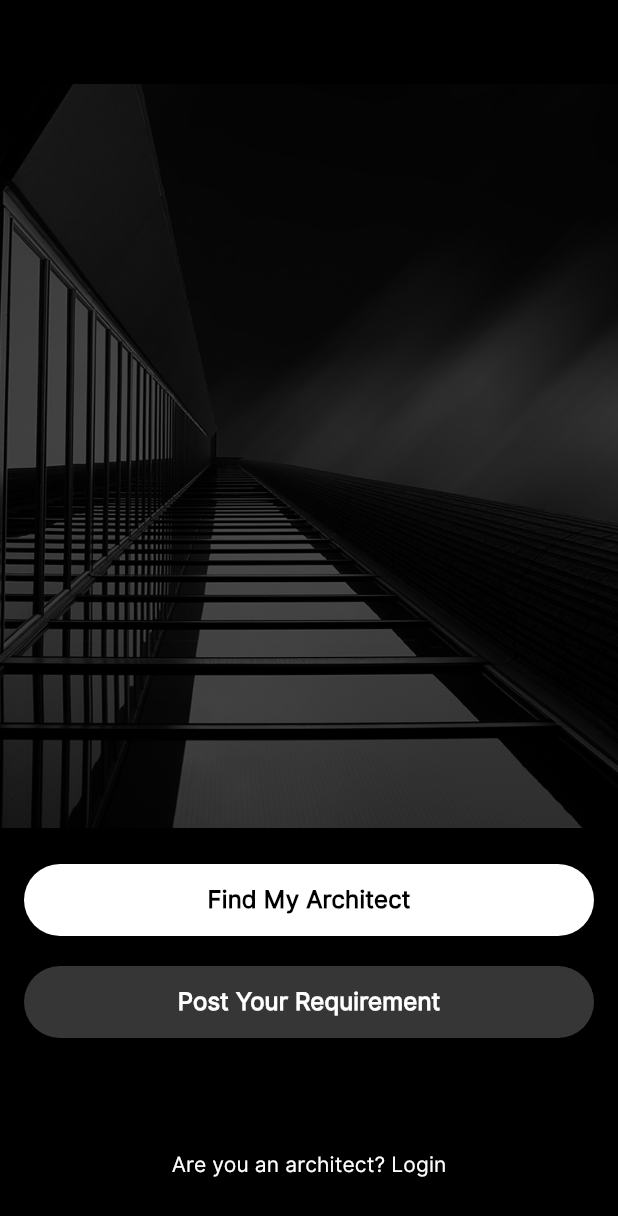
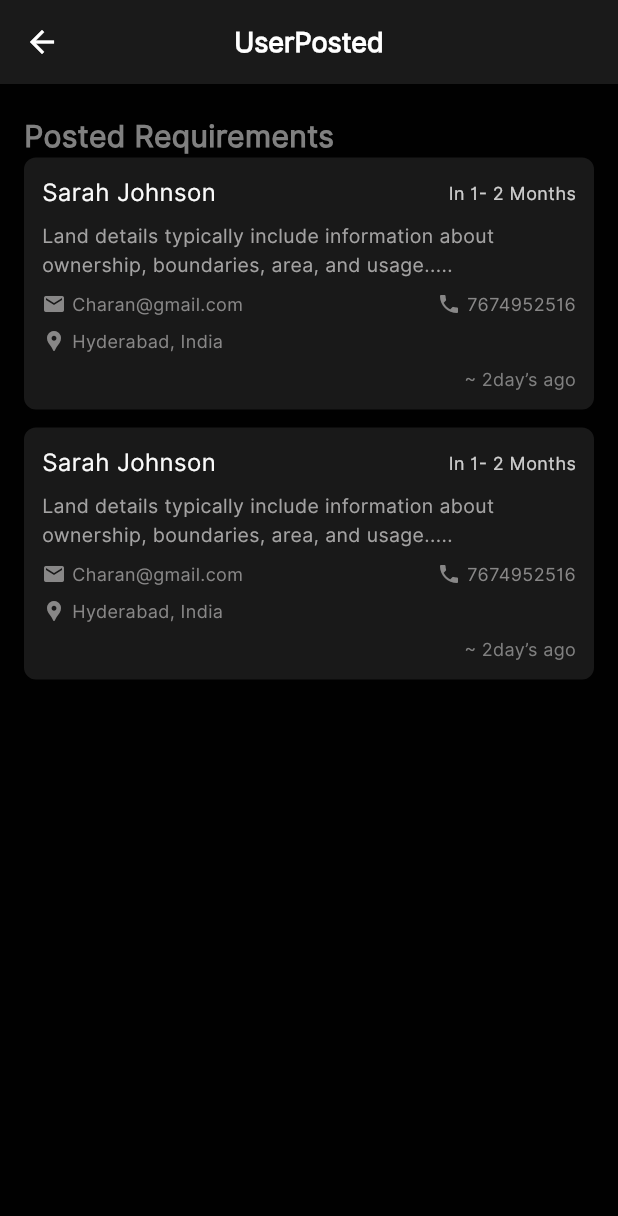
Before and after one commit to SaicharanGattu02/architecture, a Flutter app: the screen it shows after launch, on a phone screen of 412 x 824 dp. Shown: the top 1216 px of the screen. Run offline on Flutter 3.47's test engine with Material 3 defaults, Android fonts, the phone set to English and light mode, and no system bars; our stand-ins replace animate_do, dio, dropdown_button2, equatable, file_picker, flutter_bloc and 10 more; missing offline and left inert: dart:ffi, flutter_touch_ripple.

Commit message:
committed by charan 19/06/2025 at 2:05 PM

```diff
--- a/lib/app_routes/router.dart
+++ b/lib/app_routes/router.dart
@@ -6,7 +6,7 @@ import 'package:go_router/go_router.dart';
 import '../presentation/ArchitechProfile.dart';
 import '../authentication/LoginScreen.dart';
 import '../authentication/Register/AddProject.dart';
-import '../authentication/Register/CompanyProfileSetupScreen.dart';
+import '../presentation/ArchitectProfileSetup.dart';
 import '../authentication/Register/Otp.dart';
 import '../authentication/Register/Payment.dart';
 import '../authentication/Register/ProfileCreated.dart';
@@ -14,9 +14,11 @@ import '../authentication/Register/SubScription.dart';
 import '../presentation/PostYourRequirement.dart';
 import '../presentation/PostYourRequirementSuccessfully.dart';
 import '../presentation/SplashScreen.dart';
+import '../presentation/UserPosted.dart';
+import '../presentation/UserPostedDetails.dart';
 import '../presentation/onboarding.dart';
 import '../presentation/selectState.dart';
-import '../presentation/architectureDetails.dart';
+import '../presentation/ArchitectureDetails.dart';
 import '../authentication/Register/createProfile.dart';
 import '../presentation/selectArchitecture.dart';
 import '../presentation/selectCity.dart';
@@ -28,7 +30,7 @@ final GoRouter appRouter = GoRouter(
     GoRoute(
       path: '/',
       pageBuilder: (context, state) =>
-          buildSlideTransitionPage(Splash(), state),
+          buildSlideTransitionPage(UserPosted(), state),
     ),
     GoRoute(
       path: '/login',
@@ -39,6 +41,11 @@ final GoRouter appRouter = GoRouter(
       path: '/onboarding',
       pageBuilder: (context, state) =>
           buildSlideTransitionPage(Onboarding(), state),
+    ),
+    GoRoute(
+      path: '/user_posted_details',
+      pageBuilder: (context, state) =>
+          buildSlideTransitionPage(UserPostedDetails(), state),
     ),
     GoRoute(
       path: '/enter_state',
@@ -106,9 +113,9 @@ final GoRouter appRouter = GoRouter(
           buildSlideTransitionPage(ArchitechProfile(), state),
     ),
     GoRoute(
-      path: '/company_profile_setup',
+      path: '/architect_profile_setup',
       pageBuilder: (context, state) =>
-          buildSlideTransitionPage(CompanyProfileSetupScreen(), state),
+          buildSlideTransitionPage(ArchitectProfileSetup(), state),
     ),
 
     GoRoute(
@@ -117,6 +124,11 @@ final GoRouter appRouter = GoRouter(
         final mailId = state.uri.queryParameters['mailId'] ?? "";
         return buildSlideTransitionPage(Otp(mailId: mailId), state);
       },
+    ),
+    GoRoute(
+      path: '/user_created',
+      pageBuilder: (context, state) =>
+          buildSlideTransitionPage(UserPosted(), state),
     ),
   ],
 );
--- a/lib/authentication/Register/Payment.dart
+++ b/lib/authentication/Register/Payment.dart
@@ -87,7 +87,7 @@ class _PaymentScreenState extends State<Payment> {
             onPlusTap: _method == null
                 ? null
                 : () {
-                    context.push('/company_profile_setup');
+                    context.push('/architect_profile_setup');
                   },
           ),
         ),
--- a/lib/presentation/ArchitechProfile.dart
+++ b/lib/presentation/ArchitechProfile.dart
@@ -167,7 +167,7 @@ class _ArchitechProfileState extends State<ArchitechProfile> {
                         Spacer(),
                         TextButton.icon(
                           onPressed: () {
-                            // Handle Edit Profile tap
+                            context.push('/architect_profile_setup');
                           },
                           icon: Icon(Icons.edit, color: Colors.white, size: 20),
                           label: Text(
--- /dev/null
+++ b/lib/presentation/UserPosted.dart
@@ -0,0 +1,178 @@
+import 'package:architect/Components/CutomAppBar.dart';
+import 'package:architect/utils/color_constants.dart';
+import 'package:flutter/material.dart';
+import 'package:go_router/go_router.dart';
+import 'package:icons_plus/icons_plus.dart';
+
+class UserPosted extends StatefulWidget {
+  const UserPosted({super.key});
+
+  @override
+  State<UserPosted> createState() => _UserPostedState();
+}
+
+class _UserPostedState extends State<UserPosted> {
+  @override
+  Widget build(BuildContext context) {
+    return Scaffold(
+      backgroundColor: primarycolor,
+      appBar: CustomAppBar1(title: 'UserPosted', actions: []),
+      body: Container(
+        padding: EdgeInsets.symmetric(horizontal: 16, vertical: 20),
+        child: Column(
+          mainAxisAlignment: MainAxisAlignment.start,
+          crossAxisAlignment: CrossAxisAlignment.start,
+          children: [
+            Text(
+              'Posted Requirements',
+              style: TextStyle(
+                color: Color(0xff808080),
+                fontSize: 20,
+                fontWeight: FontWeight.w700,
+                fontFamily: 'Inter',
+              ),
+            ),
+            SingleChildScrollView(
+              child: ListView.builder(
+                shrinkWrap: true,
+                physics: NeverScrollableScrollPhysics(),
+                itemCount: 2,
+                itemBuilder: (context, index) {
+                  return GestureDetector(
+                    onTap: () {
+                      context.push('/user_posted_details');
+                    },
+                    child: Container(
+                      margin: EdgeInsets.only(bottom: 12),
+                      padding: EdgeInsets.all(12),
+                      decoration: BoxDecoration(
+                        color: Color(0xff191919),
+                        borderRadius: BorderRadius.circular(8),
+                      ),
+                      child: Column(
+                        spacing: 8,
+                        crossAxisAlignment: CrossAxisAlignment.start,
+                        children: [
+                          Row(
+                            mainAxisAlignment: MainAxisAlignment.spaceBetween,
+                            children: [
+                              Text(
+                                'Sarah Johnson',
+                                style: TextStyle(
+                                  color: Color(0xffFAFAFA),
+                                  fontSize: 16,
+                                  fontWeight: FontWeight.w500,
+                                  fontFamily: 'Inter',
+                                ),
+                              ),
+                              Text(
+                                'In 1- 2 Months',
+                                style: TextStyle(
+                                  color: Color(0xffFAFAFA).withOpacity(0.8),
+                                  fontSize: 12,
+                                  fontWeight: FontWeight.w500,
+                                  fontFamily: 'Inter',
+                                ),
+                              ),
+                            ],
+                          ),
+
+                          Text(
+                            'Land details typically include information about ownership, boundaries, area, and usage.....',
+                            maxLines: 2,
+                            overflow: TextOverflow.ellipsis,
+                            style: TextStyle(
+                              color: Color(0xffA3A2A2),
+                              fontSize: 13,
+                              fontWeight: FontWeight.w400,
+                              fontFamily: 'Inter',
+                            ),
+                          ),
+
+                          Row(
+                            mainAxisAlignment: MainAxisAlignment.spaceBetween,
+                            children: [
+                              Row(
+                                children: [
+                                  Icon(
+                                    Icons.email,
+                                    size: 16,
+                                    color: Color(0xff888787),
+                                  ),
+                                  SizedBox(width: 4),
+                                  Text(
+                                    'Charan@gmail.com',
+                                    style: TextStyle(
+                                      color: Color(0xff888787),
+                                      fontSize: 12,
+                                      fontWeight: FontWeight.w400,
+                                      fontFamily: 'Inter',
+                                    ),
+                                  ),
+                                ],
+                              ),
+                              Row(
+                                children: [
+                                  Icon(
+                                    Icons.phone,
+                                    size: 16,
+                                    color: Color(0xff888787),
+                                  ),
+                                  SizedBox(width: 4),
+                                  Text(
+                                    '7674952516',
+                                    style: TextStyle(
+                                      color: Color(0xff888787),
+                                      fontSize: 12,
+                                      fontWeight: FontWeight.w400,
+                                      fontFamily: 'Inter',
+                                    ),
+                                  ),
+                                ],
+                              ),
+                            ],
+                          ),
+                          Row(
+                            children: [
+                              Icon(
+                                Icons.location_pin,
+                                size: 16,
+                                color: Color(0xff888787),
+                              ),
+                              SizedBox(width: 4),
+                              Text(
+                                'Hyderabad, India',
+                                style: TextStyle(
+                                  color: Color(0xff888787),
+                                  fontSize: 12,
+                                  fontWeight: FontWeight.w400,
+                                  fontFamily: 'Inter',
+                                ),
+                              ),
+                            ],
+                          ),
+                          Align(
+                            alignment: Alignment.topRight,
+                            child: Text(
+                              '~ 2day’s ago',
+                              style: TextStyle(
+                                color: Color(0xff808080),
+                                fontSize: 12,
+                                fontWeight: FontWeight.w500,
+                                fontFamily: 'Inter',
+                              ),
+                            ),
+                          ),
+                        ],
+                      ),
+                    ),
+                  );
+                },
+              ),
+            ),
+          ],
+        ),
+      ),
+    );
+  }
+}
--- a/pubspec.yaml
+++ b/pubspec.yaml
@@ -52,6 +52,7 @@ dependencies:
   flutter_secure_storage: ^9.2.4
   animate_do: ^4.2.0
   file_picker: ^10.2.0
+  icons_plus: ^5.0.0
 
 dev_dependencies:
   flutter_test:
```
Also changed, not shown: lib/authentication/Register/Otp.dart (+9 -20 lines), lib/presentation/ArchitectProfileSetup.dart (renamed from lib/authentication/Register/CompanyProfileSetupScreen.dart, +7 -8 lines), lib/presentation/ArchitectureDetails.dart (renamed from lib/presentation/architectureDetails.dart, +38 -5 lines), lib/presentation/UserPostedDetails.dart (added, +149 -0 lines), pubspec.lock.
